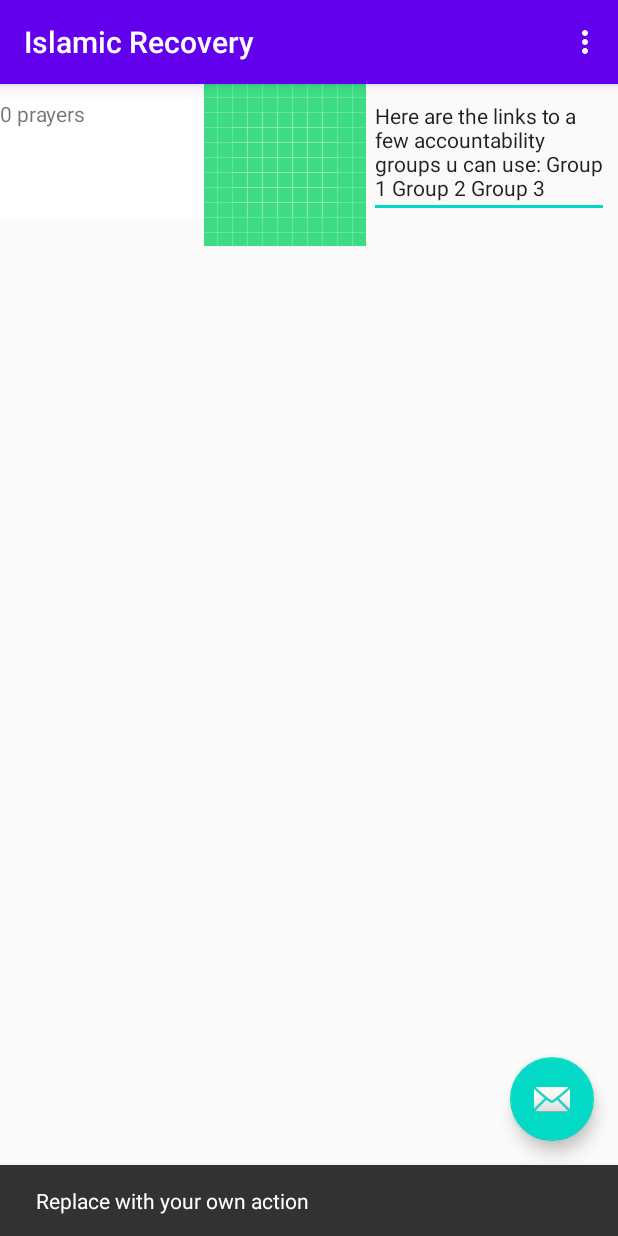
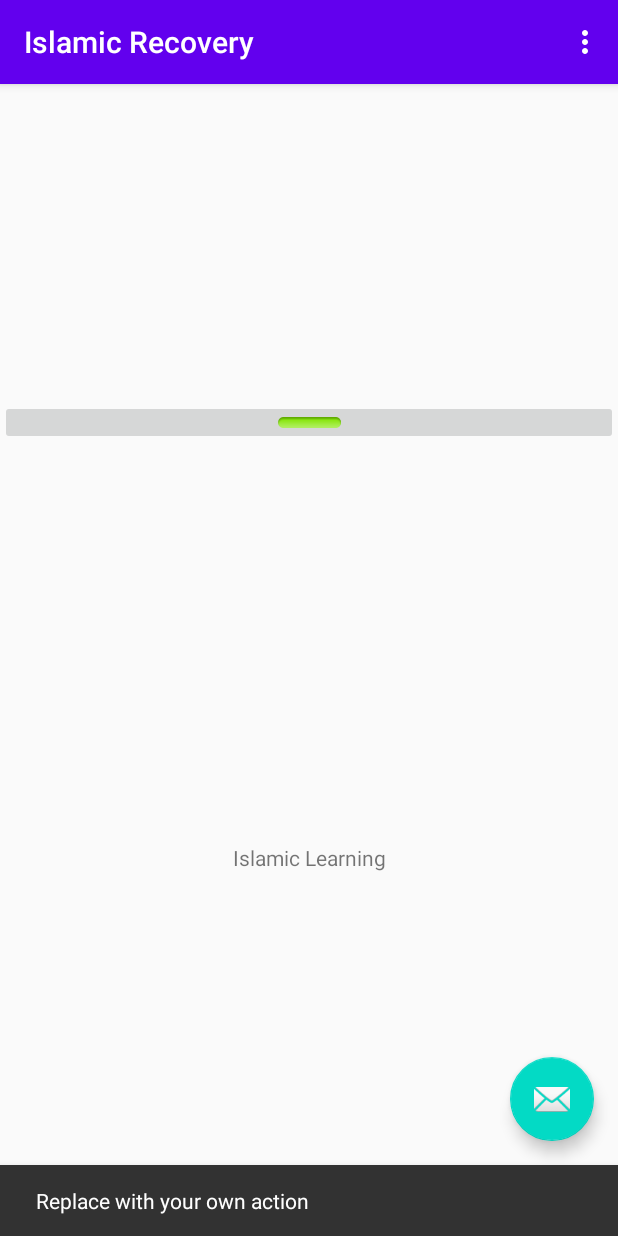
Before and after one commit to Ahthe45th/islamicrecovery, an Android app: the screen it shows after launch (MainActivity), after a tap on an icon or button, on a phone screen of 412 x 824 dp. Run offline under Robolectric (Android 15) with nearby library versions, the phone set to English and light mode, and no system bars; 1 statement that could not run was skipped.

Commit message:
App layout set out basically

```diff
--- a/app/app/src/main/res/layout/fragment_first.xml
+++ b/app/app/src/main/res/layout/fragment_first.xml
@@ -7,38 +7,97 @@
     tools:context=".FirstFragment">
 
     <LinearLayout
-        android:layout_width="0dp"
-        android:layout_height="wrap_content"
+        android:id="@+id/linearLayout"
+        android:layout_width="fill_parent"
+        android:layout_height="45dp"
         android:orientation="horizontal"
         app:layout_constraintEnd_toEndOf="parent"
         app:layout_constraintStart_toStartOf="parent"
-        app:layout_constraintTop_toTopOf="parent">
+        app:layout_constraintTop_toTopOf="parent"></LinearLayout>
 
-        <TextView
-            android:id="@+id/textView"
-            android:layout_width="136dp"
-            android:layout_height="80dp"
-            android:background="#FFFFFF"
-            android:text="@string/StreakRecord" />
-
-        <ImageView
-            android:id="@+id/imageView"
-            android:layout_width="wrap_content"
-            android:layout_height="wrap_content"
-            android:src="@drawable/ic_launcher_background" />
-
-        <EditText
-            android:id="@+id/groups"
-            android:layout_width="wrap_content"
-            android:layout_height="wrap_content"
-            android:layout_marginStart="2dp"
-            android:layout_marginLeft="2dp"
-            android:layout_marginTop="1dp"
-            android:ems="10"
-            android:gravity="start|top"
-            android:inputType="textMultiLine"
-            android:text="@string/accountability_groups"
-            android:textSize="14sp" />
+    <LinearLayout
+        android:id="@+id/streak_panic"
+        android:layout_width="fill_parent"
+        android:layout_height="200dp"
+        android:orientation="horizontal"
+        app:layout_constraintBottom_toTopOf="@+id/motivation_button"
+        app:layout_constraintEnd_toEndOf="parent"
+        app:layout_constraintStart_toStartOf="parent"
+        app:layout_constraintTop_toBottomOf="@+id/linearLayout">
 
     </LinearLayout>
+
+    <ImageButton
+        android:id="@+id/motivation_button"
+        android:layout_width="fill_parent"
+        android:layout_height="30dp"
+        android:layout_weight="1"
+        android:src="@android:drawable/button_onoff_indicator_on"
+        app:layout_constraintBottom_toTopOf="@+id/motivation"
+        app:layout_constraintEnd_toStartOf="@+id/motivation"
+        app:layout_constraintHorizontal_bias="0.5"
+        app:layout_constraintStart_toStartOf="parent"
+        app:layout_constraintTop_toBottomOf="@+id/streak_panic" />
+
+    <LinearLayout
+        android:id="@+id/motivation"
+        android:layout_width="fill_parent"
+        android:layout_height="250dp"
+        android:orientation="horizontal"
+        app:layout_constraintBottom_toTopOf="@id/Habits_textView"
+        app:layout_constraintEnd_toEndOf="parent"
+        app:layout_constraintStart_toStartOf="parent"
+        app:layout_constraintTop_toBottomOf="@id/motivation_button">
+
+    </LinearLayout>
+
+    <TextView
+        android:id="@+id/Habits_textView"
+        android:layout_width="wrap_content"
+        android:layout_height="30dp"
+        android:layout_marginTop="15dp"
+        android:layout_marginBottom="15dp"
+        android:text="@string/islamic_learning"
+        app:layout_constraintBottom_toTopOf="@+id/habits_view"
+        app:layout_constraintEnd_toEndOf="parent"
+        app:layout_constraintHorizontal_bias="0.5"
+        app:layout_constraintStart_toStartOf="parent"
+        app:layout_constraintTop_toBottomOf="@+id/motivation" />
+
+    <LinearLayout
+        android:id="@+id/habits_view"
+        android:layout_width="fill_parent"
+        android:layout_height="125dp"
+        android:layout_marginTop="15dp"
+        android:layout_marginBottom="21dp"
+        android:orientation="vertical"
+        app:layout_constraintBottom_toBottomOf="@id/accountabilitygrps"
+        app:layout_constraintEnd_toEndOf="parent"
+        app:layout_constraintStart_toStartOf="parent"
+        app:layout_constraintTop_toBottomOf="@+id/Habits_textView"></LinearLayout>
+
+    <Button
+        android:id="@+id/accountabilitygrps"
+        android:layout_width="wrap_content"
+        android:layout_height="20dp"
+        android:layout_marginTop="11dp"
+        android:text="@string/accgrpsnames"
+        app:layout_constraintBottom_toBottomOf="@id/islamiclearning"
+        app:layout_constraintEnd_toEndOf="parent"
+        app:layout_constraintHorizontal_bias="0.5"
+        app:layout_constraintStart_toStartOf="parent"
+        app:layout_constraintTop_toBottomOf="@+id/habits_view" />
+
+    <Button
+        android:id="@+id/islamiclearning"
+        android:layout_width="wrap_content"
+        android:layout_height="20dp"
+        android:layout_marginTop="3dp"
+        android:text="@string/islamic_learning"
+        app:layout_constraintBottom_toBottomOf="parent"
+        app:layout_constraintEnd_toEndOf="parent"
+        app:layout_constraintHorizontal_bias="0.5"
+        app:layout_constraintStart_toStartOf="parent"
+        app:layout_constraintTop_toBottomOf="@id/accountabilitygrps" />
+
 </androidx.constraintlayout.widget.ConstraintLayout>
--- a/app/app/src/main/res/values/strings.xml
+++ b/app/app/src/main/res/values/strings.xml
@@ -12,4 +12,8 @@
     Group 1
     Group 2
     Group 3</string>
+    <string name="StreakRecord">0 prayers</string>
+    <string name="habitstitle">Habits</string>
+    <string name="accgrpsnames">Accountability Groups</string>
+    <string name="islamic_learning">Islamic Learning</string>
 </resources>
```
